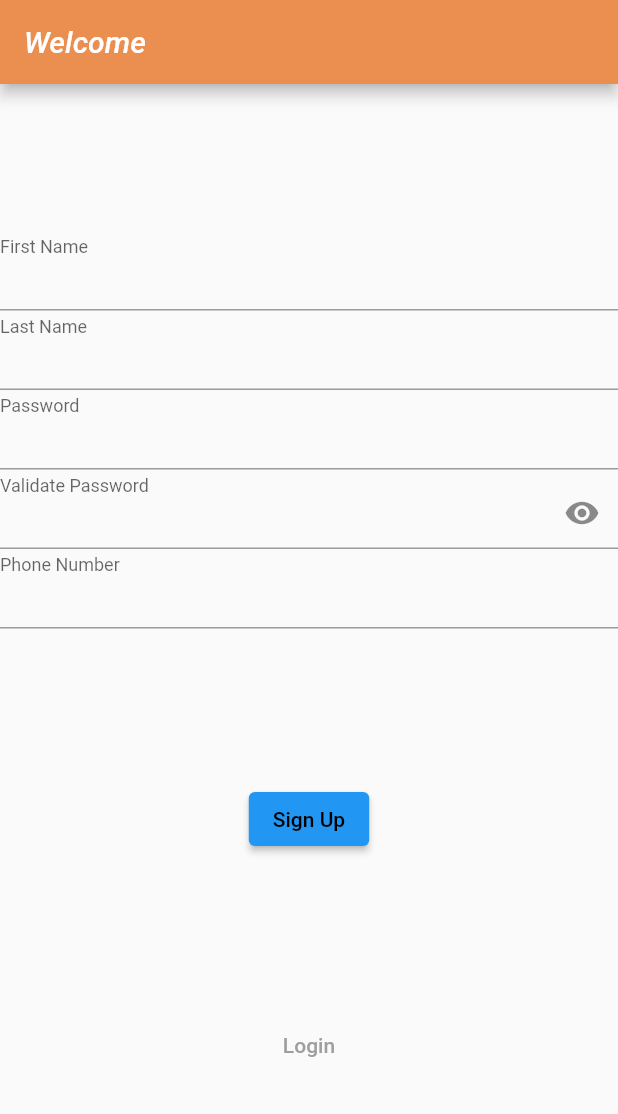
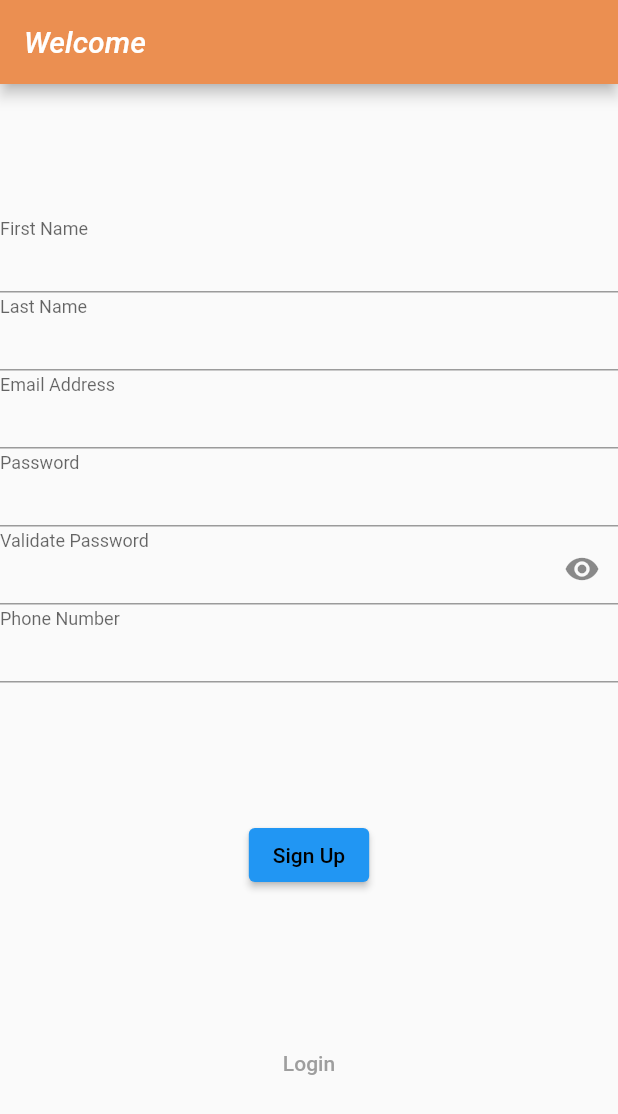
Before and after one commit to RoyAvidar/Flutter_Nestjs, a Flutter app: the screen it shows after launch, after a tap on "Sign Up", on a phone screen of 412 x 824 dp. Shown: the top 1114 px of the screen. Run offline on Flutter 3.47's test engine with Material 2 defaults, Android fonts, the phone set to English and light mode, and no system bars; our stand-ins replace adaptive_theme, flutter_settings_screens, graphql_flutter, image_picker, shared_preferences; network calls fail.

Commit message:
changes in back implemented in front (userEmail)

```diff
--- a/lib/models/user.dart
+++ b/lib/models/user.dart
@@ -6,6 +6,7 @@ class User with ChangeNotifier {
   final int? userId;
   final String? userName;
   final String? userLastName;
+  final String? userEmail;
   String? userPassword;
   final String? userPhone;
   final bool? isAdmin;
@@ -18,6 +19,7 @@ class User with ChangeNotifier {
     @required this.userId,
     @required this.userName,
     @required this.userLastName,
+    @required this.userEmail,
     @required this.userPassword,
     @required this.userPhone,
     this.isAdmin,
@@ -31,6 +33,7 @@ class User with ChangeNotifier {
       : userId = json['userId'],
         userName = json['userName'],
         userLastName = json['userLastName'],
+        userEmail = json['userEmail'],
         userPhone = json['userPhone'],
         userProfilePic = json['userProfilePic'],
         isAdmin = json['isAdmin'];
--- a/lib/providers/user_provider.dart
+++ b/lib/providers/user_provider.dart
@@ -25,6 +25,7 @@ const getSingleUser = """
     userId,
     userName,
     userLastName,
+    userEmail,
     userPhone,
     userProfilePic,
     isAdmin,
@@ -48,6 +49,7 @@ const getUserByNameGraphql = """
         userId,
         userName,
         userLastName,
+        userEmail,
         userPhone,
         userProfilePic,
         isAdmin,
@@ -63,6 +65,7 @@ const getAllUsers = """
       userId
       userName,
       userLastName,
+      userEmail,
       userPhone,
       userProfilePic,
       isAdmin
@@ -91,6 +94,7 @@ const updateUserGraphql = """
         userId,
         userName,
         userLastName,
+        userEmail,
         userPhone,
         isAdmin
       }
@@ -245,14 +249,15 @@ class UserProvider with ChangeNotifier {
     return resultData;
   }
 
-  Future<User> updateUser(
-      String userName, String userLastName, String userPhone) async {
+  Future<User> updateUser(String userName, String userLastName,
+      String userEmail, String userPhone) async {
     MutationOptions queryOptions = MutationOptions(
         document: gql(updateUserGraphql),
         variables: <String, dynamic>{
           "updateUserData": {
             "userName": userName,
             "userLastName": userLastName,
+            "userEmail": userEmail,
             "userPhone": userPhone,
           },
         });
--- a/lib/screens/auth_screen.dart
+++ b/lib/screens/auth_screen.dart
@@ -18,6 +18,7 @@ const signupGraphql = """
     signUp(createUserInput: \$createUserInput) {
       userName,
       userLastName,
+      userEmail,
       userPhone,
       isAdmin
     }
@@ -37,6 +38,7 @@ class AuthScreen extends StatefulWidget {
 class _AuthScreenState extends State<AuthScreen> {
   TextEditingController userNameController = TextEditingController();
   TextEditingController userLastNameController = TextEditingController();
+  TextEditingController userEmailController = TextEditingController();
   TextEditingController userPassController = TextEditingController();
   TextEditingController validatePassController = TextEditingController();
   TextEditingController userPhoneController = TextEditingController();
@@ -49,6 +51,7 @@ class _AuthScreenState extends State<AuthScreen> {
   void dispose() {
     userNameController.dispose();
     userLastNameController.dispose();
+    userEmailController.dispose();
     userPassController.dispose();
     validatePassController.dispose();
     userPhoneController.dispose();
@@ -125,6 +128,7 @@ class _AuthScreenState extends State<AuthScreen> {
   signUp() async {
     String userName = userNameController.text;
     String userLastName = userLastNameController.text;
+    String userEmail = userEmailController.text;
     String userPassword = userPassController.text;
     String userValidatePass = validatePassController.text;
     String userPhone = userPhoneController.text;
@@ -136,6 +140,7 @@ class _AuthScreenState extends State<AuthScreen> {
         "createUserInput": {
           "userName": userName,
           "userLastName": userLastName,
+          "userEmail": userEmail,
           "userPassword": userPassword,
           "userPhone": userPhone,
           "isAdmin": isAdmin
@@ -231,7 +236,7 @@ class _AuthScreenState extends State<AuthScreen> {
                     ),
                     controller: userNameController,
                   ),
-                  SizedBox(height: 5),
+                  SizedBox(height: 4),
                   TextField(
                     obscureText: false,
                     decoration: InputDecoration(
@@ -242,7 +247,18 @@ class _AuthScreenState extends State<AuthScreen> {
                     ),
                     controller: userLastNameController,
                   ),
-                  SizedBox(height: 5),
+                  SizedBox(height: 4),
+                  TextField(
+                    obscureText: false,
+                    decoration: InputDecoration(
+                      floatingLabelBehavior: FloatingLabelBehavior.always,
+                      contentPadding: EdgeInsets.only(bottom: 5),
+                      labelText: 'Email Address',
+                      errorText: _validate ? 'Value Can\'t Be Empty' : null,
+                    ),
+                    controller: userEmailController,
+                  ),
+                  SizedBox(height: 4),
                   TextField(
                     obscureText: true,
                     decoration: InputDecoration(
@@ -253,7 +269,7 @@ class _AuthScreenState extends State<AuthScreen> {
                     ),
                     controller: userPassController,
                   ),
-                  SizedBox(height: 5),
+                  SizedBox(height: 4),
                   TextField(
                     obscureText: _showPassword,
                     decoration: InputDecoration(
@@ -272,7 +288,7 @@ class _AuthScreenState extends State<AuthScreen> {
                     ),
                     controller: validatePassController,
                   ),
-                  SizedBox(height: 5),
+                  SizedBox(height: 4),
                   TextField(
                     obscureText: false,
                     decoration: InputDecoration(
--- a/lib/screens/settings/edit_profile_screen.dart
+++ b/lib/screens/settings/edit_profile_screen.dart
@@ -16,6 +16,7 @@ class EditProfileScreen extends StatefulWidget {
 class _EditProfileScreenState extends State<EditProfileScreen> {
   TextEditingController userNameController = TextEditingController();
   TextEditingController userLastNameController = TextEditingController();
+  TextEditingController userEmailController = TextEditingController();
   TextEditingController userPhoneController = TextEditingController();
 
   bool _validate = false;
@@ -23,6 +24,7 @@ class _EditProfileScreenState extends State<EditProfileScreen> {
   bool isAdmin = false;
   String userName = "";
   String userLastName = "";
+  String userEmail = "";
   String userPhone = "";
   int userId = 0;
 
@@ -51,6 +53,7 @@ class _EditProfileScreenState extends State<EditProfileScreen> {
     // TODO: implement dispose
     userNameController.dispose();
     userLastNameController.dispose();
+    userEmailController.dispose();
     userPhoneController.dispose();
     super.dispose();
   }
@@ -72,6 +75,7 @@ class _EditProfileScreenState extends State<EditProfileScreen> {
               SizedBox(height: 35),
               buildTextField("First Name", userName, userNameController),
               buildTextField("Last Name", userLastName, userLastNameController),
+              buildTextField("Email", userEmail, userEmailController),
               buildTextField("Phone Number", userPhone, userPhoneController),
               SizedBox(height: 50),
               Row(
@@ -131,6 +135,7 @@ class _EditProfileScreenState extends State<EditProfileScreen> {
                                       .updateUser(
                                     userNameController.text,
                                     userLastNameController.text,
+                                    userEmailController.text,
                                     userPhoneController.text,
                                   );
                                   ScaffoldMessenger.of(context).showSnackBar(
```
Also changed, not shown: lib/screens/settings/info_screen.dart (+12 -0 lines).
